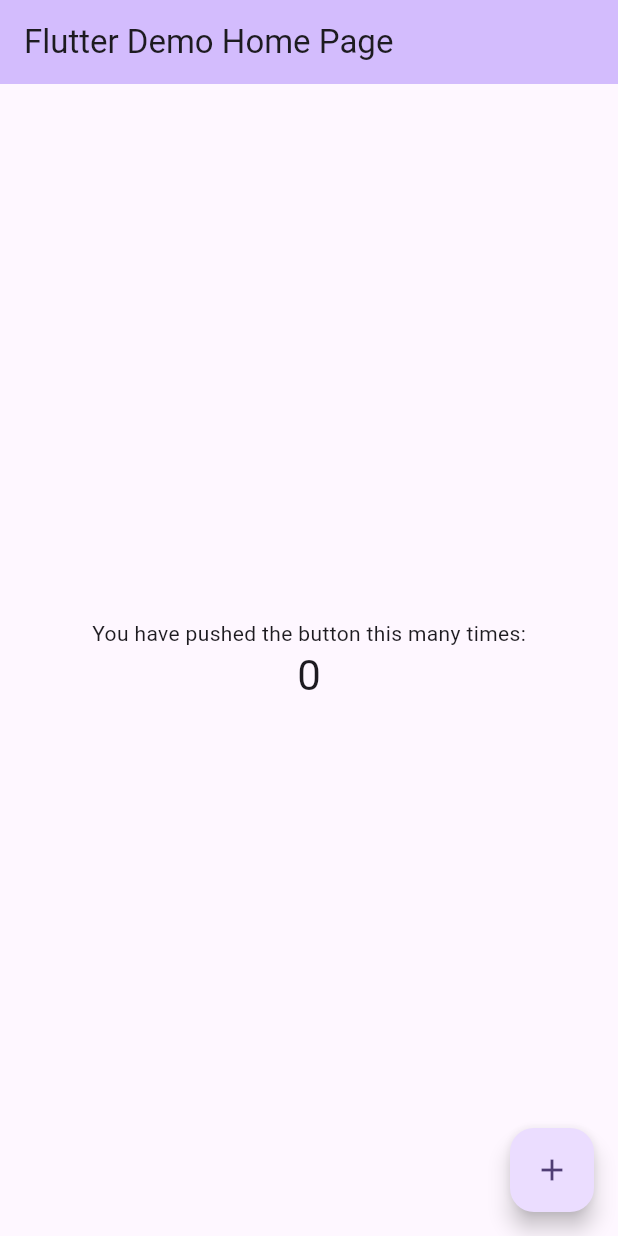
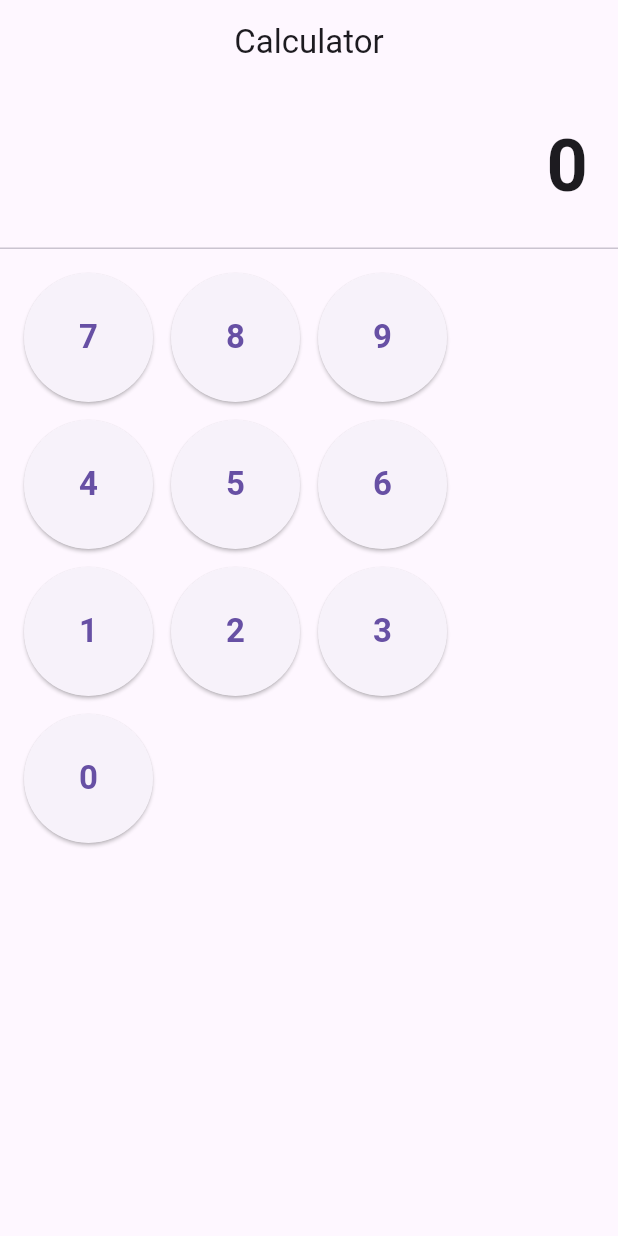
Before and after one commit to rdinani1/calculator, a Flutter app: the screen it shows after launch, on a phone screen of 412 x 824 dp. Run offline on Flutter 3.47's test engine with Material 3 defaults, Android fonts, the phone set to English and light mode, and no system bars.

Commit message:
User Interface Requirements

```diff
--- a/lib/main.dart
+++ b/lib/main.dart
@@ -1,122 +1,116 @@
 import 'package:flutter/material.dart';
 
 void main() {
-  runApp(const MyApp());
+  runApp(const CalculatorApp());
 }
 
-class MyApp extends StatelessWidget {
-  const MyApp({super.key});
+class CalculatorApp extends StatelessWidget {
+  const CalculatorApp({super.key});
 
-  // This widget is the root of your application.
   @override
   Widget build(BuildContext context) {
     return MaterialApp(
-      title: 'Flutter Demo',
-      theme: ThemeData(
-        // This is the theme of your application.
-        //
-        // TRY THIS: Try running your application with "flutter run". You'll see
-        // the application has a purple toolbar. Then, without quitting the app,
-        // try changing the seedColor in the colorScheme below to Colors.green
-        // and then invoke "hot reload" (save your changes or press the "hot
-        // reload" button in a Flutter-supported IDE, or press "r" if you used
-        // the command line to start the app).
-        //
-        // Notice that the counter didn't reset back to zero; the application
-        // state is not lost during the reload. To reset the state, use hot
-        // restart instead.
-        //
-        // This works for code too, not just values: Most code changes can be
-        // tested with just a hot reload.
-        colorScheme: .fromSeed(seedColor: Colors.deepPurple),
-      ),
-      home: const MyHomePage(title: 'Flutter Demo Home Page'),
+      debugShowCheckedModeBanner: false,
+      title: 'Calculator',
+      theme: ThemeData(useMaterial3: true),
+      home: const CalculatorScreen(),
     );
   }
 }
 
-class MyHomePage extends StatefulWidget {
-  const MyHomePage({super.key, required this.title});
-
-  // This widget is the home page of your application. It is stateful, meaning
-  // that it has a State object (defined below) that contains fields that affect
-  // how it looks.
-
-  // This class is the configuration for the state. It holds the values (in this
-  // case the title) provided by the parent (in this case the App widget) and
-  // used by the build method of the State. Fields in a Widget subclass are
-  // always marked "final".
-
-  final String title;
+class CalculatorScreen extends StatefulWidget {
+  const CalculatorScreen({super.key});
 
   @override
-  State<MyHomePage> createState() => _MyHomePageState();
+  State<CalculatorScreen> createState() => _CalculatorScreenState();
 }
 
-class _MyHomePageState extends State<MyHomePage> {
-  int _counter = 0;
+class _CalculatorScreenState extends State<CalculatorScreen> {
+  String _display = '0';
+  String _currentInput = '';
 
-  void _incrementCounter() {
+  void _onNumberPress(String digit) {
     setState(() {
-      // This call to setState tells the Flutter framework that something has
-      // changed in this State, which causes it to rerun the build method below
-      // so that the display can reflect the updated values. If we changed
-      // _counter without calling setState(), then the build method would not be
-      // called again, and so nothing would appear to happen.
-      _counter++;
+      if (_currentInput == '0') {
+        _currentInput = digit;
+      } else {
+        _currentInput += digit;
+      }
+      _display = _currentInput.isEmpty ? '0' : _currentInput;
     });
+  }
+
+  Widget _calcButton({
+    required String label,
+    required VoidCallback onTap,
+  }) {
+    return Padding(
+      padding: const EdgeInsets.all(6.0),
+      child: ElevatedButton(
+        onPressed: onTap,
+        style: ElevatedButton.styleFrom(
+          padding: const EdgeInsets.symmetric(vertical: 18),
+          textStyle: const TextStyle(fontSize: 22, fontWeight: FontWeight.w600),
+        ),
+        child: Text(label),
+      ),
+    );
   }
 
   @override
   Widget build(BuildContext context) {
-    // This method is rerun every time setState is called, for instance as done
-    // by the _incrementCounter method above.
-    //
-    // The Flutter framework has been optimized to make rerunning build methods
-    // fast, so that you can just rebuild anything that needs updating rather
-    // than having to individually change instances of widgets.
+    final buttons = <Widget>[
+      _calcButton(label: '7', onTap: () => _onNumberPress('7')),
+      _calcButton(label: '8', onTap: () => _onNumberPress('8')),
+      _calcButton(label: '9', onTap: () => _onNumberPress('9')),
+      const SizedBox.shrink(),
+
+      _calcButton(label: '4', onTap: () => _onNumberPress('4')),
+      _calcButton(label: '5', onTap: () => _onNumberPress('5')),
+      _calcButton(label: '6', onTap: () => _onNumberPress('6')),
+      const SizedBox.shrink(),
+
+      _calcButton(label: '1', onTap: () => _onNumberPress('1')),
+      _calcButton(label: '2', onTap: () => _onNumberPress('2')),
+      _calcButton(label: '3', onTap: () => _onNumberPress('3')),
+      const SizedBox.shrink(),
+
+      _calcButton(label: '0', onTap: () => _onNumberPress('0')),
+      const SizedBox.shrink(),
+      const SizedBox.shrink(),
+      const SizedBox.shrink(),
+    ];
+
     return Scaffold(
       appBar: AppBar(
-        // TRY THIS: Try changing the color here to a specific color (to
-        // Colors.amber, perhaps?) and trigger a hot reload to see the AppBar
-        // change color while the other colors stay the same.
-        backgroundColor: Theme.of(context).colorScheme.inversePrimary,
-        // Here we take the value from the MyHomePage object that was created by
-        // the App.build method, and use it to set our appbar title.
-        title: Text(widget.title),
+        title: const Text('Calculator'),
+        centerTitle: true,
       ),
-      body: Center(
-        // Center is a layout widget. It takes a single child and positions it
-        // in the middle of the parent.
+      body: SafeArea(
         child: Column(
-          // Column is also a layout widget. It takes a list of children and
-          // arranges them vertically. By default, it sizes itself to fit its
-          // children horizontally, and tries to be as tall as its parent.
-          //
-          // Column has various properties to control how it sizes itself and
-          // how it positions its children. Here we use mainAxisAlignment to
-          // center the children vertically; the main axis here is the vertical
-          // axis because Columns are vertical (the cross axis would be
-          // horizontal).
-          //
-          // TRY THIS: Invoke "debug painting" (choose the "Toggle Debug Paint"
-          // action in the IDE, or press "p" in the console), to see the
-          // wireframe for each widget.
-          mainAxisAlignment: .center,
           children: [
-            const Text('You have pushed the button this many times:'),
-            Text(
-              '$_counter',
-              style: Theme.of(context).textTheme.headlineMedium,
+            Container(
+              width: double.infinity,
+              padding: const EdgeInsets.all(20),
+              alignment: Alignment.centerRight,
+              child: Text(
+                _display,
+                maxLines: 1,
+                overflow: TextOverflow.ellipsis,
+                style: const TextStyle(fontSize: 48, fontWeight: FontWeight.w600),
+              ),
+            ),
+            const Divider(height: 1),
+            Expanded(
+              child: GridView.count(
+                crossAxisCount: 4,
+                padding: const EdgeInsets.all(10),
+                children: buttons,
+              ),
             ),
           ],
         ),
       ),
-      floatingActionButton: FloatingActionButton(
-        onPressed: _incrementCounter,
-        tooltip: 'Increment',
-        child: const Icon(Icons.add),
-      ),
     );
   }
 }
```
